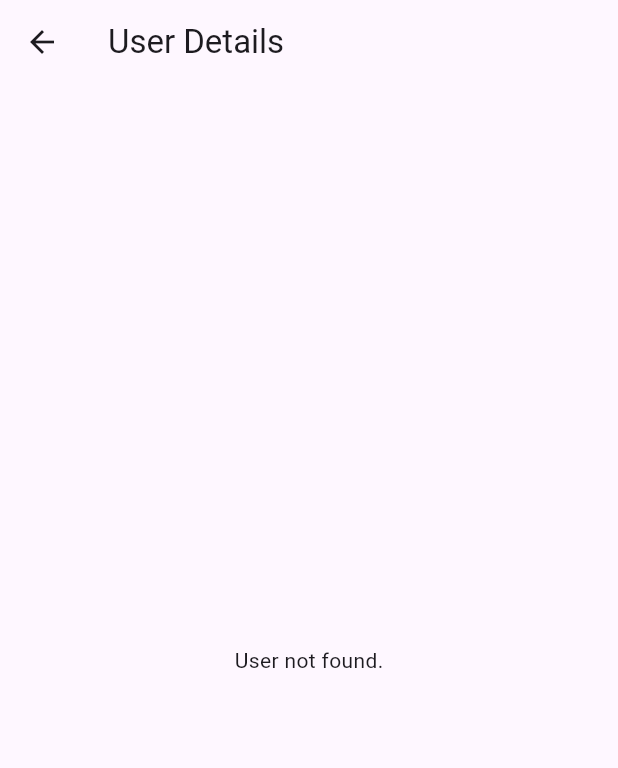
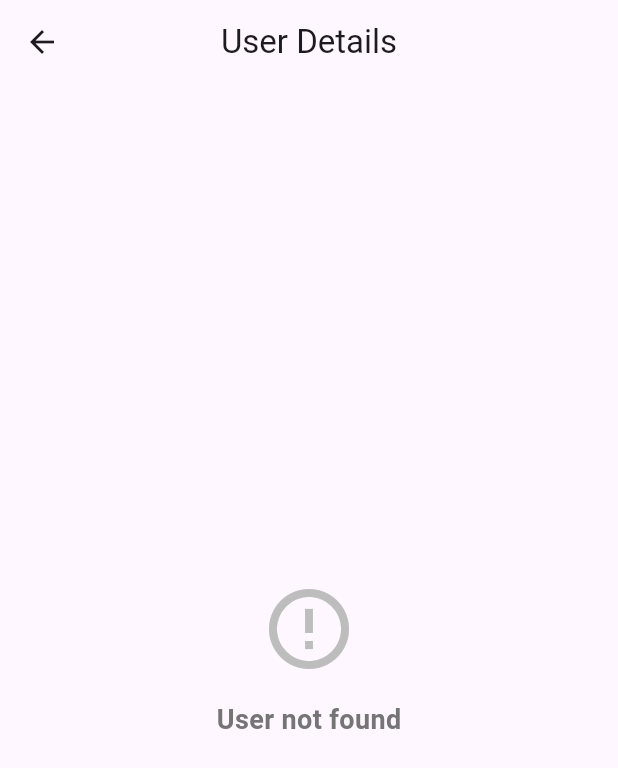
Before and after one commit to Linkonsq/user-fetcher, a Flutter app: the UserDetailScreen screen opened directly with empty values, after a tap on "Retry", on a phone screen of 412 x 824 dp. Shown: the top 768 px of the screen. Run offline on Flutter 3.47's test engine with Material 3 defaults, Android fonts, the phone set to English and light mode, and no system bars; our stand-ins replace connectivity_plus, device_preview, shared_preferences; accounts and stored records are empty; network calls fail.

Commit message:
Added UI improvement

```diff
--- a/lib/providers/user_provider.dart
+++ b/lib/providers/user_provider.dart
@@ -34,6 +34,7 @@
     try {
       final response = await http.get(
         Uri.parse('https://reqres.in/api/users?per_page=10&page=$_page'),
+        headers: {'x-api-key': 'reqres-free-v1'},
       );
 
       if (response.statusCode == 200) {
--- a/lib/screens/user_detail_screen.dart
+++ b/lib/screens/user_detail_screen.dart
@@ -12,36 +12,149 @@
       context,
       listen: false,
     ).getUserById(userId);
+
     if (user == null) {
       return Scaffold(
         appBar: AppBar(title: const Text('User Details')),
-        body: const Center(child: Text('User not found.')),
+        body: Center(
+          child: Column(
+            mainAxisAlignment: MainAxisAlignment.center,
+            children: [
+              Icon(Icons.error_outline, size: 64, color: Colors.grey[400]),
+              const SizedBox(height: 16),
+              Text(
+                'User not found',
+                style: TextStyle(
+                  fontSize: 18,
+                  fontWeight: FontWeight.bold,
+                  color: Colors.grey[600],
+                ),
+              ),
+            ],
+          ),
+        ),
       );
     }
+
     return Scaffold(
-      appBar: AppBar(title: Text(user.fullName)),
-      body: Padding(
+      body: CustomScrollView(
+        slivers: [
+          SliverAppBar(
+            expandedHeight: 200,
+            pinned: true,
+            flexibleSpace: FlexibleSpaceBar(
+              title: Text(
+                user.fullName,
+                style: const TextStyle(
+                  color: Colors.white,
+                  fontWeight: FontWeight.bold,
+                ),
+              ),
+              background: Stack(
+                fit: StackFit.expand,
+                children: [
+                  Image.network(user.avatar, fit: BoxFit.cover),
+                  const DecoratedBox(
+                    decoration: BoxDecoration(
+                      gradient: LinearGradient(
+                        begin: Alignment.topCenter,
+                        end: Alignment.bottomCenter,
+                        colors: [Colors.transparent, Colors.black54],
+                      ),
+                    ),
+                  ),
+                ],
+              ),
+            ),
+          ),
+          SliverToBoxAdapter(
+            child: Padding(
               padding: const EdgeInsets.all(16.0),
               child: Column(
-          crossAxisAlignment: CrossAxisAlignment.center,
+                crossAxisAlignment: CrossAxisAlignment.start,
                 children: [
-            Center(
+                  const SizedBox(height: 16),
+                  Hero(
+                    tag: 'user-avatar-${user.id}',
+                    child: Center(
                       child: CircleAvatar(
                         radius: 50,
                         backgroundImage: NetworkImage(user.avatar),
                       ),
                     ),
+                  ),
                   const SizedBox(height: 24),
+                  _buildInfoCard(
+                    context,
+                    title: 'Contact Information',
+                    children: [
+                      _buildInfoRow(Icons.email, 'Email', user.email),
+                      // Add more contact information if available
+                    ],
+                  ),
+                  const SizedBox(height: 16),
+                  _buildInfoCard(
+                    context,
+                    title: 'User Details',
+                    children: [
+                      _buildInfoRow(Icons.person, 'Full Name', user.fullName),
+                      // Add more user details if available
+                    ],
+                  ),
+                ],
+              ),
+            ),
+          ),
+        ],
+      ),
+    );
+  }
+
+  Widget _buildInfoCard(
+    BuildContext context, {
+    required String title,
+    required List<Widget> children,
+  }) {
+    return Card(
+      child: Padding(
+        padding: const EdgeInsets.all(16.0),
+        child: Column(
+          crossAxisAlignment: CrossAxisAlignment.start,
+          children: [
             Text(
-              user.fullName,
-              style: const TextStyle(fontSize: 24, fontWeight: FontWeight.bold),
+              title,
+              style: const TextStyle(fontSize: 18, fontWeight: FontWeight.bold),
             ),
-            const SizedBox(height: 8),
-            Text(user.email, style: const TextStyle(fontSize: 18)),
-            // Add more fields if available
+            const Divider(height: 24),
+            ...children,
           ],
         ),
       ),
     );
   }
+
+  Widget _buildInfoRow(IconData icon, String label, String value) {
+    return Padding(
+      padding: const EdgeInsets.only(bottom: 12.0),
+      child: Row(
+        children: [
+          Icon(icon, size: 20, color: Colors.grey[600]),
+          const SizedBox(width: 12),
+          Expanded(
+            child: Column(
+              crossAxisAlignment: CrossAxisAlignment.start,
+              children: [
+                Text(
+                  label,
+                  style: TextStyle(fontSize: 12, color: Colors.grey[600]),
+                ),
+                const SizedBox(height: 4),
+                Text(value, style: const TextStyle(fontSize: 16)),
+              ],
+            ),
+          ),
+        ],
+      ),
+    );
   }
+}
```
Also changed, not shown: lib/main.dart (+29 -10 lines), lib/screens/user_list_screen.dart (+75 -70 lines). Lines whose indentation alone changed are shown as unchanged.
